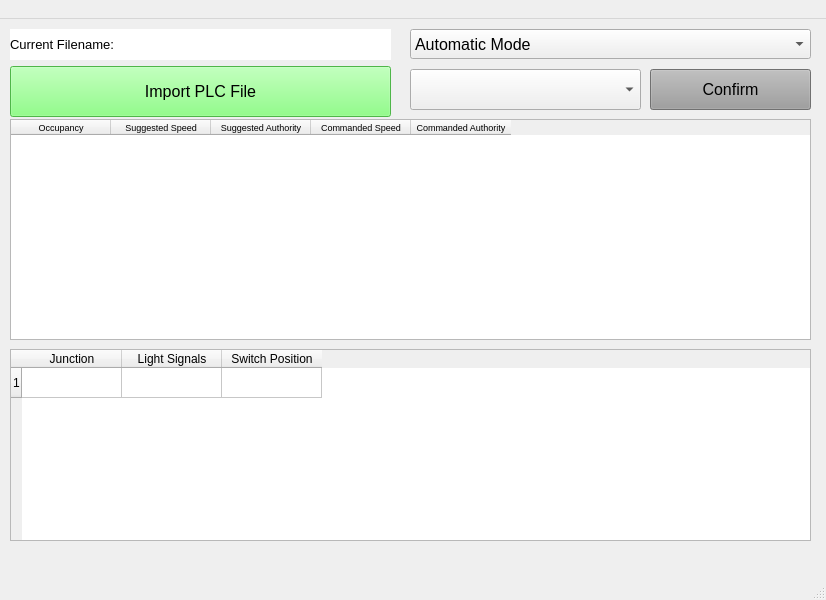
Before: the Qt Designer form Track/WaysideController/wayside_controller.ui in connor-marsh/ECE1140ChooChoo, drawn with Qt 5.
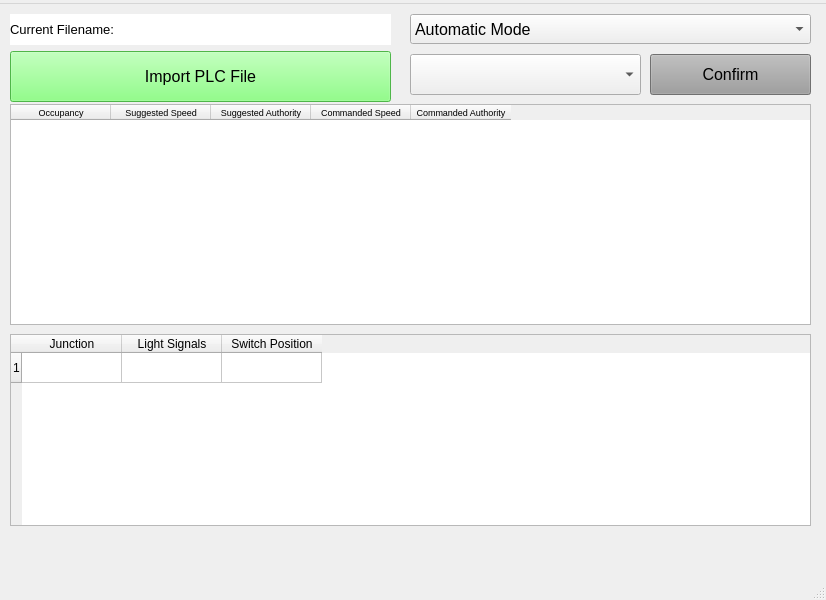
After: the same form once the commit is applied.

Commit message: Removed circular import and made small changes to .ui file

Diff of the .ui file:
```diff
--- a/Track/WaysideController/wayside_controller.ui
+++ b/Track/WaysideController/wayside_controller.ui
@@ -226,7 +226,7 @@
    </property>
    <widget class="QMenu" name="menu_bar">
     <property name="title">
-     <string> </string>
+     <string/>
     </property>
    </widget>
    <addaction name="menu_bar"/>
```
Left out of the diff: 2 changed lines with no effect on the pictures. The commit also changes 3 other files.
